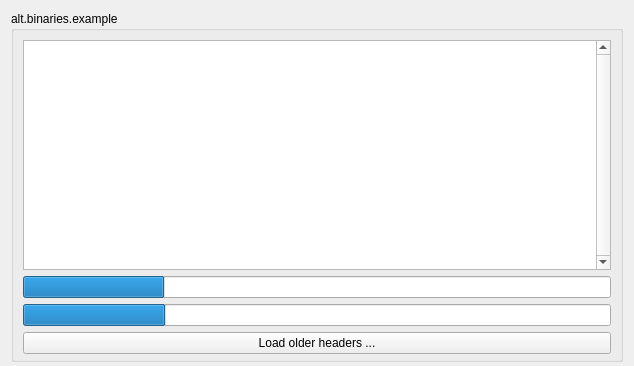
ensisoft/newsflash-plus, file app/gui/newsgroup.ui: the form before one commit.
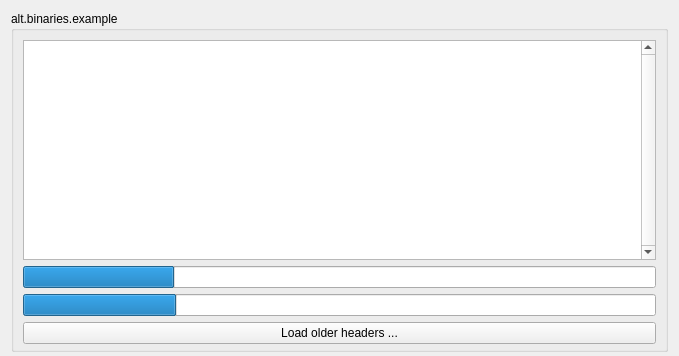
The form after the commit. Icons and pictures are not drawn.

Patch:
```diff
--- a/app/gui/newsgroup.ui
+++ b/app/gui/newsgroup.ui
@@ -6,8 +6,8 @@
    <rect>
     <x>0</x>
     <y>0</y>
-    <width>634</width>
-    <height>366</height>
+    <width>679</width>
+    <height>356</height>
    </rect>
   </property>
   <property name="windowTitle">
```
Left out of the diff: 9 changed lines with no effect on the pictures.
